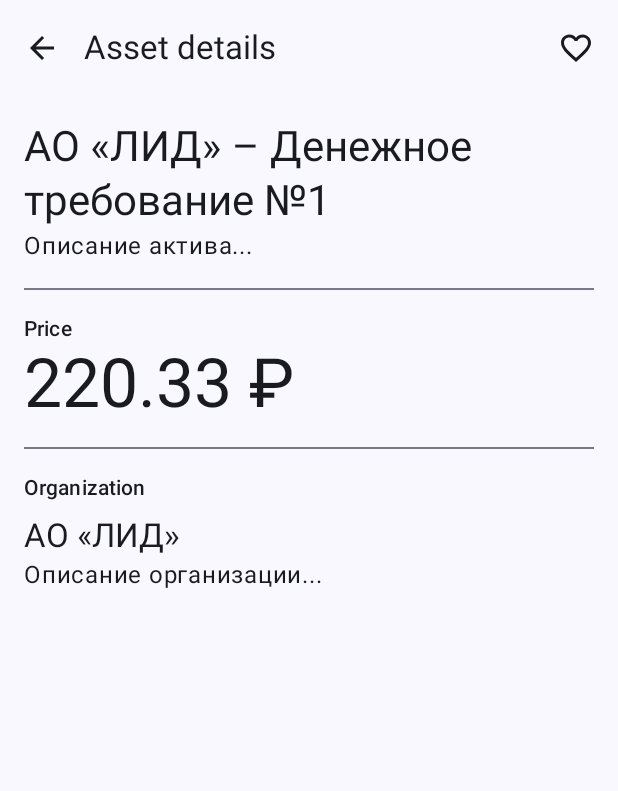
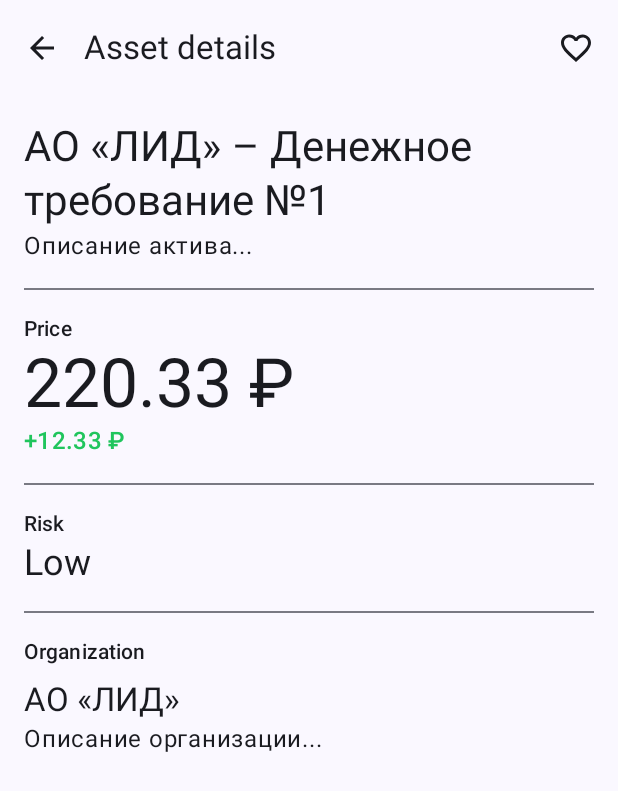
Before and after one commit to vspochernin/tesseract, an Android app built with Jetpack Compose: the composable AssetScreen called with empty values, on a phone screen of 412 x 824 dp. Shown: the top 791 px of the screen. Run offline under Robolectric (Android 15) with nearby library versions, the phone set to English and light mode, and no system bars; libraries missing offline, so code that uses them is left out: com.ramcosta.composedestinations.

Commit message:
Внести изменения в макет (#12)
* Make changes to layout

* Update diversification screen screenshot

```diff
--- a/android/app/src/main/java/ru/tesseract/assets/domain/Asset.kt
+++ b/android/app/src/main/java/ru/tesseract/assets/domain/Asset.kt
@@ -1,9 +1,13 @@
 package ru.tesseract.assets.domain
+
+import ru.tesseract.diversifications.domain.RiskTolerance
 
 data class Asset(
     val id: Long,
     val name: String,
     val organization: String,
     val price: String,
+    val change: String,
+    val riskTolerance: RiskTolerance,
     val isFavorite: Boolean,
 )
--- /dev/null
+++ b/android/app/src/main/java/ru/tesseract/assets/ui/AssetPriceChange.kt
@@ -0,0 +1,29 @@
+package ru.tesseract.assets.ui
+
+import androidx.compose.material3.MaterialTheme
+import androidx.compose.runtime.Composable
+import androidx.compose.runtime.ReadOnlyComposable
+import androidx.compose.ui.graphics.Color
+import androidx.compose.ui.graphics.lerp
+import androidx.compose.ui.text.SpanStyle
+import androidx.compose.ui.text.buildAnnotatedString
+import androidx.compose.ui.text.withStyle
+import ru.tesseract.assets.domain.Asset
+
+@ReadOnlyComposable
+@Composable
+fun Asset.annotatedPriceChange() =
+    buildAnnotatedString {
+        withStyle(
+            SpanStyle(
+                color =
+                    when (change.first()) {
+                        '+' -> lerp(Color.Green, MaterialTheme.colorScheme.primary, 0.3f)
+                        '–' -> lerp(Color.Red, MaterialTheme.colorScheme.primary, 0.3f)
+                        else -> error("Invalid change")
+                    },
+            ),
+        ) {
+            append(change)
+        }
+    }
--- a/android/app/src/main/java/ru/tesseract/assets/ui/AssetScreen.kt
+++ b/android/app/src/main/java/ru/tesseract/assets/ui/AssetScreen.kt
@@ -25,6 +25,7 @@ import com.ramcosta.composedestinations.annotation.RootNavGraph
 import com.ramcosta.composedestinations.navigation.DestinationsNavigator
 import ru.tesseract.R
 import ru.tesseract.assets.domain.Asset
+import ru.tesseract.diversifications.ui.RiskTolerance
 import ru.tesseract.ui.FavoriteIcon
 
 @OptIn(ExperimentalMaterial3Api::class)
@@ -61,12 +62,14 @@ fun AssetScreen(
                     .verticalScroll(rememberScrollState())
                     .nestedScroll(scrollBehavior.nestedScrollConnection)
                     .padding(padding)
-                    .padding(16.dp),
+                    .padding(vertical = 16.dp),
         ) {
             AssetDescription(asset)
-            Divider(modifier = Modifier.padding(vertical = 16.dp))
+            Divider(modifier = Modifier.padding(16.dp))
             Price(asset)
-            Divider(modifier = Modifier.padding(vertical = 16.dp))
+            Divider(modifier = Modifier.padding(16.dp))
+            RiskTolerance(asset.riskTolerance)
+            Divider(modifier = Modifier.padding(16.dp))
             OrganizationDescription(asset)
         }
     }
@@ -74,6 +77,7 @@ fun AssetScreen(
 
 @Composable
 private fun OrganizationDescription(asset: Asset) {
+    Column(modifier = Modifier.padding(horizontal = 16.dp)) {
         Text(
             text = stringResource(id = R.string.asset_screen_organization),
             style = MaterialTheme.typography.labelLarge,
@@ -82,18 +86,24 @@ private fun OrganizationDescription(asset: Asset) {
         Text(text = asset.organization, style = MaterialTheme.typography.titleLarge)
         Text(text = "Описание организации...")
     }
+}
 
 @Composable
 private fun Price(asset: Asset) {
+    Column(modifier = Modifier.padding(horizontal = 16.dp)) {
         Text(
             text = stringResource(id = R.string.asset_screen_price),
             style = MaterialTheme.typography.labelLarge,
         )
         Text(text = asset.price, style = MaterialTheme.typography.displayMedium)
+        Text(asset.annotatedPriceChange(), style = MaterialTheme.typography.titleMedium)
+    }
 }
 
 @Composable
 private fun AssetDescription(asset: Asset) {
+    Column(modifier = Modifier.padding(horizontal = 16.dp)) {
         Text(text = asset.name, style = MaterialTheme.typography.headlineMedium)
         Text(text = "Описание актива...")
     }
+}
--- a/android/app/src/main/java/ru/tesseract/assets/ui/AssetsScreen.kt
+++ b/android/app/src/main/java/ru/tesseract/assets/ui/AssetsScreen.kt
@@ -19,6 +19,7 @@ import com.ramcosta.composedestinations.navigation.DestinationsNavigator
 import ru.tesseract.R
 import ru.tesseract.assets.domain.Asset
 import ru.tesseract.destinations.AssetScreenDestination
+import ru.tesseract.diversifications.domain.RiskTolerance
 
 val sampleAssets =
     listOf(
@@ -27,6 +28,8 @@ val sampleAssets =
             name = "АО «ЛИД» – Денежное требование №1",
             organization = "АО «ЛИД»",
             price = "220.33 ₽",
+            change = "+12.33 ₽",
+            riskTolerance = RiskTolerance.Low,
             isFavorite = false,
         ),
         Asset(
@@ -34,6 +37,8 @@ val sampleAssets =
             name = "ООО «Фудсервис» – Денежное требование №1",
             organization = "ООО «Фудсервис»",
             price = "225.04 ₽",
+            change = "–10.24 ₽",
+            riskTolerance = RiskTolerance.Low,
             isFavorite = false,
         ),
         Asset(
@@ -41,6 +46,8 @@ val sampleAssets =
             name = "ООО «Фудсервис» – Денежное требование №2",
             organization = "ООО «Фудсервис»",
             price = "211.89 ₽",
+            change = "+17.33 ₽",
+            riskTolerance = RiskTolerance.Low,
             isFavorite = false,
         ),
         Asset(
@@ -48,6 +55,8 @@ val sampleAssets =
             name = "ИП Почернин Владислав Сергеевич – Денежное требование №1",
             organization = "ИП Почернин Владислав Сергеевич",
             price = "228.00 ₽",
+            change = "+2.53 ₽",
+            riskTolerance = RiskTolerance.Low,
             isFavorite = true,
         ),
         Asset(
@@ -55,6 +64,8 @@ val sampleAssets =
             name = "ООО «Новый Горизонт» – Денежное требование №1",
             organization = "ООО «Новый Горизонт»",
             price = "22.00 ₽",
+            change = "+1.44 ₽",
+            riskTolerance = RiskTolerance.Low,
             isFavorite = false,
         ),
         Asset(
@@ -62,6 +73,8 @@ val sampleAssets =
             name = "ООО «Сетевые технологии» – Денежное требование №1",
             organization = "ООО «Сетевые технологии»",
             price = "137.00 ₽",
+            change = "+0.41 ₽",
+            riskTolerance = RiskTolerance.Low,
             isFavorite = false,
         ),
         Asset(
@@ -69,6 +82,8 @@ val sampleAssets =
             name = "ООО «Сетевые технологии» – Денежное требование №2",
             organization = "ООО «Сетевые технологии»",
             price = "17.00 ₽",
+            change = "+12.33 ₽",
+            riskTolerance = RiskTolerance.Low,
             isFavorite = false,
         ),
         Asset(
@@ -76,6 +91,8 @@ val sampleAssets =
             name = "ООО «Сетевые технологии» – Денежное требование №3",
             organization = "ООО «Сетевые технологии»",
             price = "13.00 ₽",
+            change = "+12.33 ₽",
+            riskTolerance = RiskTolerance.Low,
             isFavorite = false,
         ),
         Asset(
@@ -83,6 +100,8 @@ val sampleAssets =
             name = "ИП Мурзаканов Ислам Мухамадинович – Денежное требование №1",
             organization = "ИП Мурзаканов Ислам Мухамадинович",
             price = "2445.00 ₽",
+            change = "+140.12 ₽",
+            riskTolerance = RiskTolerance.Low,
             isFavorite = true,
         ),
         Asset(
@@ -90,6 +109,8 @@ val sampleAssets =
             name = "ИП Шиляев Владислав Сергеевич – Денежное требование №1",
             organization = "ИП Шиляев Владислав Сергеевич",
             price = "1212.00 ₽",
+            change = "+55.23 ₽",
+            riskTolerance = RiskTolerance.Low,
             isFavorite = true,
         ),
         Asset(
@@ -97,6 +118,8 @@ val sampleAssets =
             name = "ИП Разукрантов Владислав Евгеньевич – Денежное требование №1",
             organization = "ИП Разукрантов Владислав Евгеньевич",
             price = "2124.00 ₽",
+            change = "+123.67 ₽",
+            riskTolerance = RiskTolerance.Low,
             isFavorite = true,
         ),
     )
@@ -123,9 +146,8 @@ fun AssetsScreen(navigator: DestinationsNavigator) {
                     .nestedScroll(scrollBehavior.nestedScrollConnection),
         ) {
             items(sampleAssets) {
-                AssetSummary(
+                AssetSummaryWithChange(
                     asset = it,
-                    quantity = null,
                     onClick = { navigator.navigate(AssetScreenDestination(it.id)) },
                     modifier = Modifier.fillMaxWidth(),
                 )
--- a/android/app/src/main/java/ru/tesseract/assets/ui/FavoritesScreen.kt
+++ b/android/app/src/main/java/ru/tesseract/assets/ui/FavoritesScreen.kt
@@ -41,9 +41,8 @@ fun FavoritesScreen(navigator: DestinationsNavigator) {
                     .nestedScroll(scrollBehavior.nestedScrollConnection),
         ) {
             items(sampleAssets.filter { it.isFavorite }) {
-                AssetSummary(
+                AssetSummaryWithChange(
                     asset = it,
-                    quantity = null,
                     onClick = { navigator.navigate(AssetScreenDestination(it.id)) },
                     modifier = Modifier.fillMaxWidth(),
                 )
--- a/android/app/src/main/java/ru/tesseract/diversifications/ui/DiversificationScreen.kt
+++ b/android/app/src/main/java/ru/tesseract/diversifications/ui/DiversificationScreen.kt
@@ -25,7 +25,7 @@ import com.ramcosta.composedestinations.annotation.Destination
 import com.ramcosta.composedestinations.annotation.RootNavGraph
 import com.ramcosta.composedestinations.navigation.DestinationsNavigator
 import ru.tesseract.R
-import ru.tesseract.assets.ui.AssetSummary
+import ru.tesseract.assets.ui.DiversificationAssetSummary
 import ru.tesseract.assets.ui.sampleAssets
 import ru.tesseract.destinations.AssetScreenDestination
 import ru.tesseract.diversifications.domain.RiskTolerance
@@ -92,7 +92,7 @@ private fun DiversificationAssets(navigator: DestinationsNavigator) {
         modifier = Modifier.padding(horizontal = 16.dp),
     )
     sampleAssets.shuffled().take(5).forEach { asset ->
-        AssetSummary(
+        DiversificationAssetSummary(
             asset = asset,
             quantity = Random.nextInt(1, 6),
             onClick = { navigator.navigate(AssetScreenDestination(asset.id)) },
@@ -113,7 +113,7 @@ private fun DiversificationSum(sum: String) {
 }
 
 @Composable
-private fun RiskTolerance(riskTolerance: RiskTolerance) {
+fun RiskTolerance(riskTolerance: RiskTolerance) {
     Column(modifier = Modifier.padding(horizontal = 16.dp)) {
         Text(
             text = stringResource(id = R.string.risk_tolerance),
--- a/android/app/src/main/java/ru/tesseract/login/ui/LoginScreen.kt
+++ b/android/app/src/main/java/ru/tesseract/login/ui/LoginScreen.kt
@@ -29,6 +29,7 @@ import androidx.compose.ui.res.vectorResource
 import androidx.compose.ui.text.SpanStyle
 import androidx.compose.ui.text.buildAnnotatedString
 import androidx.compose.ui.text.input.PasswordVisualTransformation
+import androidx.compose.ui.text.style.TextAlign
 import androidx.compose.ui.text.style.TextDecoration
 import androidx.compose.ui.text.withStyle
 import androidx.compose.ui.unit.dp
@@ -94,6 +95,7 @@ private fun LoginForm(
             text = stringResource(id = R.string.login_screen_title),
             style = MaterialTheme.typography.headlineMedium,
             modifier = Modifier.fillMaxWidth(),
+            textAlign = TextAlign.Center,
         )
         Spacer(Modifier.size(24.dp))
         GoogleSignInButton(
--- a/android/build.gradle.kts
+++ b/android/build.gradle.kts
@@ -1,4 +1,4 @@
 plugins {
-    id("com.android.application") version "8.2.0-beta06" apply false
+    id("com.android.application") version "8.2.0-rc01" apply false
     id("org.jetbrains.kotlin.android") version "1.9.10" apply false
 }
```
Also changed, not shown: android/app/src/main/java/ru/tesseract/assets/ui/AssetSummary.kt (+39 -8 lines), 1 other file. Lines whose indentation alone changed are shown as unchanged.
